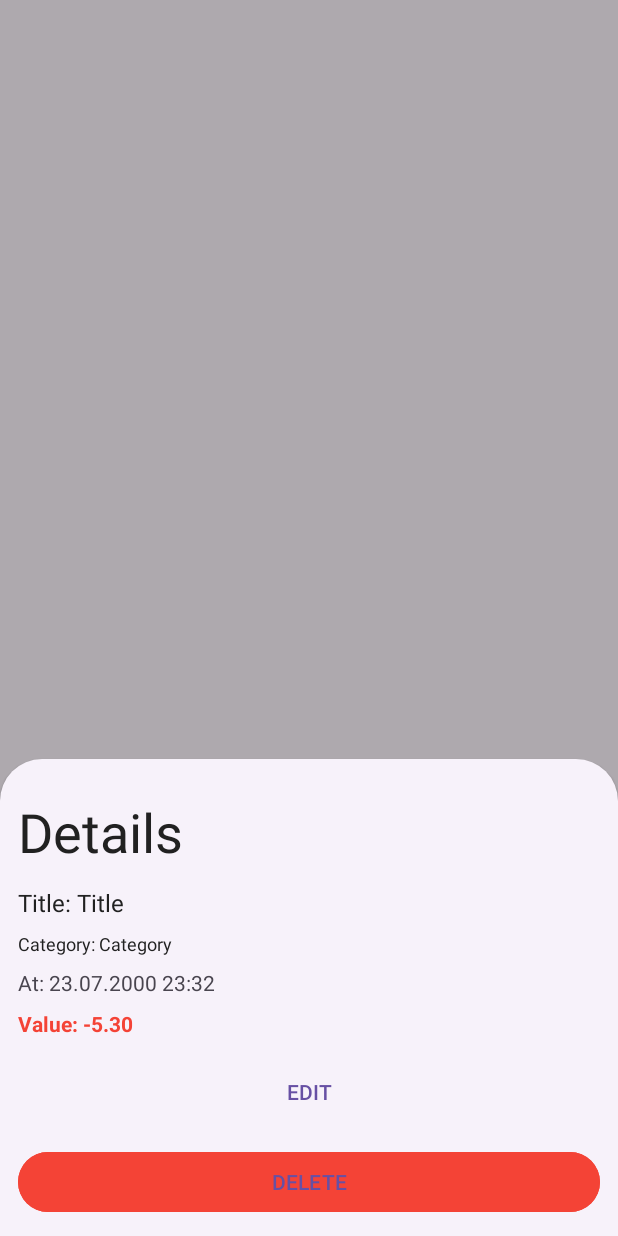
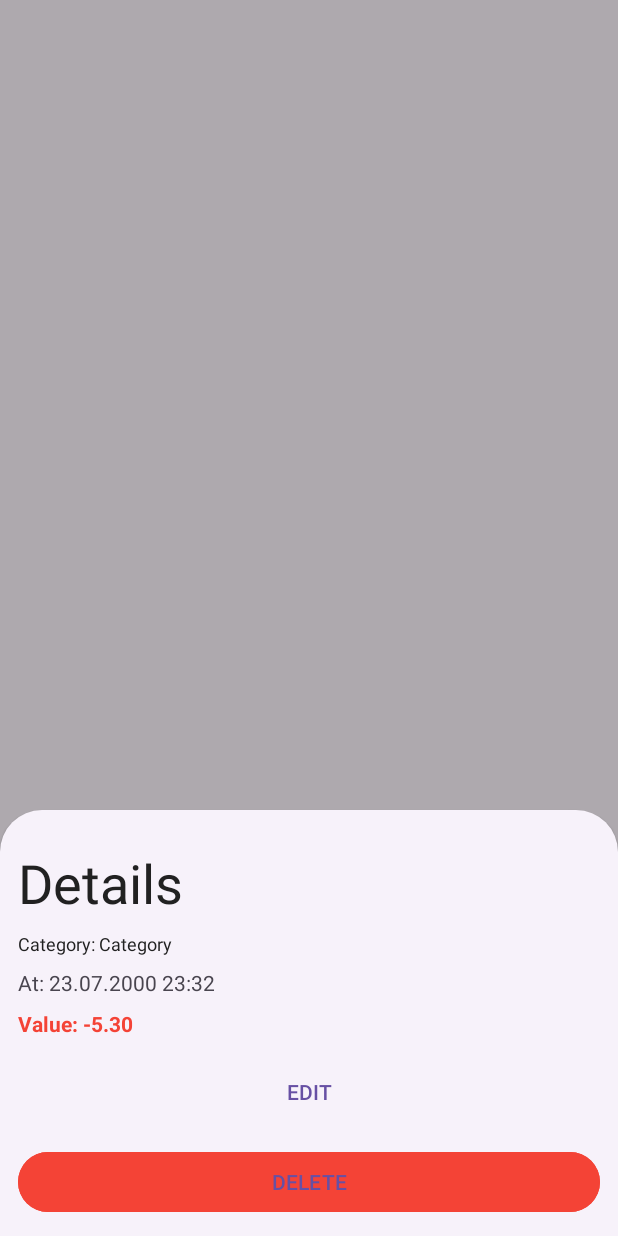
Before and after one commit to PatrykMCoder/Expense-Tracker, an Android app built with Jetpack Compose: the fragment ExpenseDetailsBottomSheetDialog shown on its own in the app's theme, on a phone screen of 412 x 824 dp. Run offline under Robolectric (Android 15) with nearby library versions, the phone set to English and light mode, and no system bars.

Commit message:
Fixed displaying details of expense

```diff
--- a/app/src/main/java/com/pmprogramms/expensetracker/view/dialogs/ExpenseDetailsBottomSheetDialog.kt
+++ b/app/src/main/java/com/pmprogramms/expensetracker/view/dialogs/ExpenseDetailsBottomSheetDialog.kt
@@ -7,17 +7,12 @@ import android.view.View
 import android.view.ViewGroup
 import androidx.core.content.ContextCompat
 import androidx.fragment.app.viewModels
-import androidx.navigation.fragment.findNavController
-import com.google.android.material.bottomsheet.BottomSheetDialog
 import com.google.android.material.bottomsheet.BottomSheetDialogFragment
 import com.pmprogramms.expensetracker.R
-import com.pmprogramms.expensetracker.adapter.listeners.ExpenseClickListener
 import com.pmprogramms.expensetracker.databinding.BottomSheetDialogExpenseBinding
-import com.pmprogramms.expensetracker.databinding.FragmentHomeBinding
 import com.pmprogramms.expensetracker.enums.ExpenseType
 import com.pmprogramms.expensetracker.helper.StringHelper
 import com.pmprogramms.expensetracker.utils.listeners.ExpenseBottomSheetClickListener
-import com.pmprogramms.expensetracker.view.fragments.HomeFragmentDirections
 import com.pmprogramms.expensetracker.viewmodel.ExpensesViewModel
 
 class ExpenseDetailsBottomSheetDialog : BottomSheetDialogFragment() {
@@ -58,7 +53,7 @@ class ExpenseDetailsBottomSheetDialog : BottomSheetDialogFragment() {
             expensesViewModel.getExpenseById(id).observe(viewLifecycleOwner) { data ->
                 val expense = data.expense
                 val category = data.category
-                binding.title.text = "Title: ${expense.name}"
+                binding.title.text = expense.name
                 binding.category.text = "Category: ${category?.categoryName}"
                 binding.date.text = "no date"
                 binding.value.text = "${StringHelper.getChar(expense.expenseType)}${expense.value} ${StringHelper.getCurrentCurrency()}"
--- a/app/src/main/res/layout/bottom_sheet_dialog_expense.xml
+++ b/app/src/main/res/layout/bottom_sheet_dialog_expense.xml
@@ -18,17 +18,6 @@
         app:layout_constraintTop_toTopOf="parent" />
 
     <TextView
-        android:id="@+id/title_expense"
-        android:layout_width="wrap_content"
-        android:layout_height="wrap_content"
-        android:layout_marginTop="12dp"
-        android:text="Title: Title"
-        android:textColor="@color/primary"
-        android:textSize="16sp"
-        app:layout_constraintStart_toStartOf="parent"
-        app:layout_constraintTop_toBottomOf="@id/title" />
-
-    <TextView
         android:id="@+id/category"
         android:layout_width="wrap_content"
         android:layout_height="wrap_content"
@@ -37,7 +26,7 @@
         android:textSize="12sp"
         android:textColor="@color/primary"
         app:layout_constraintStart_toStartOf="parent"
-        app:layout_constraintTop_toBottomOf="@+id/title_expense" />
+        app:layout_constraintTop_toBottomOf="@+id/title" />
 
     <TextView
         android:id="@+id/value"
```
